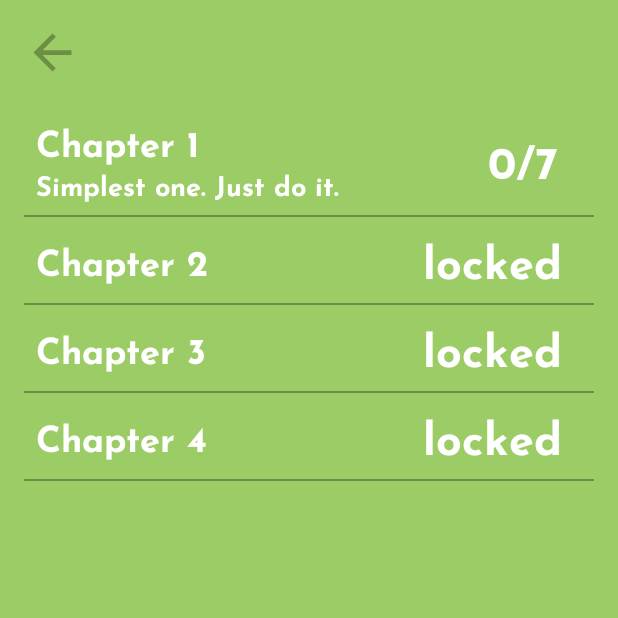
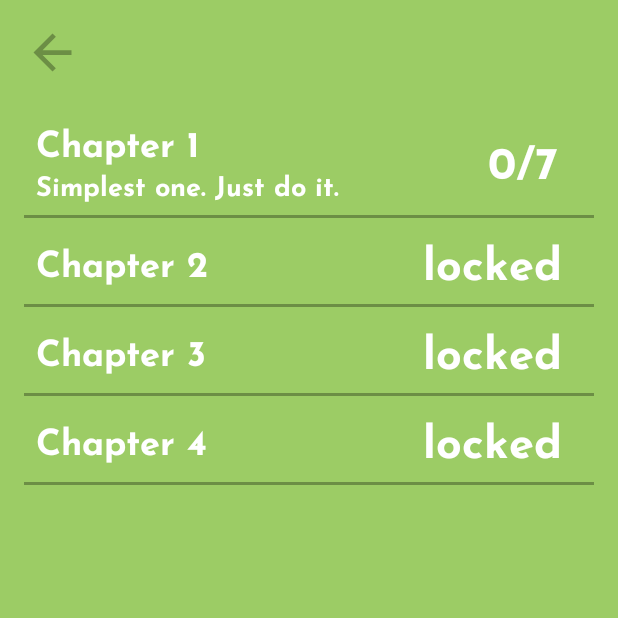
Before and after one commit to Minnakhmetov/NumberGame, an Android app: the ChapterChoiceFragment screen opened through its navigation route, on a phone screen of 412 x 824 dp, the top half of it. Run offline under Robolectric (Android 15) with nearby library versions, the light colour scheme and no system bars; our stand-ins replace data binding; Roboto replaces fonts that are not available here.

Commit message:
divider is 2dp now

```diff
--- a/app/src/main/res/drawable/divider.xml
+++ b/app/src/main/res/drawable/divider.xml
@@ -3,7 +3,7 @@
     android:shape="rectangle">
 
     <size
-        android:height="1dp" />
+        android:height="2dp" />
 
     <solid android:color="@color/divider" />
 </shape>
```
